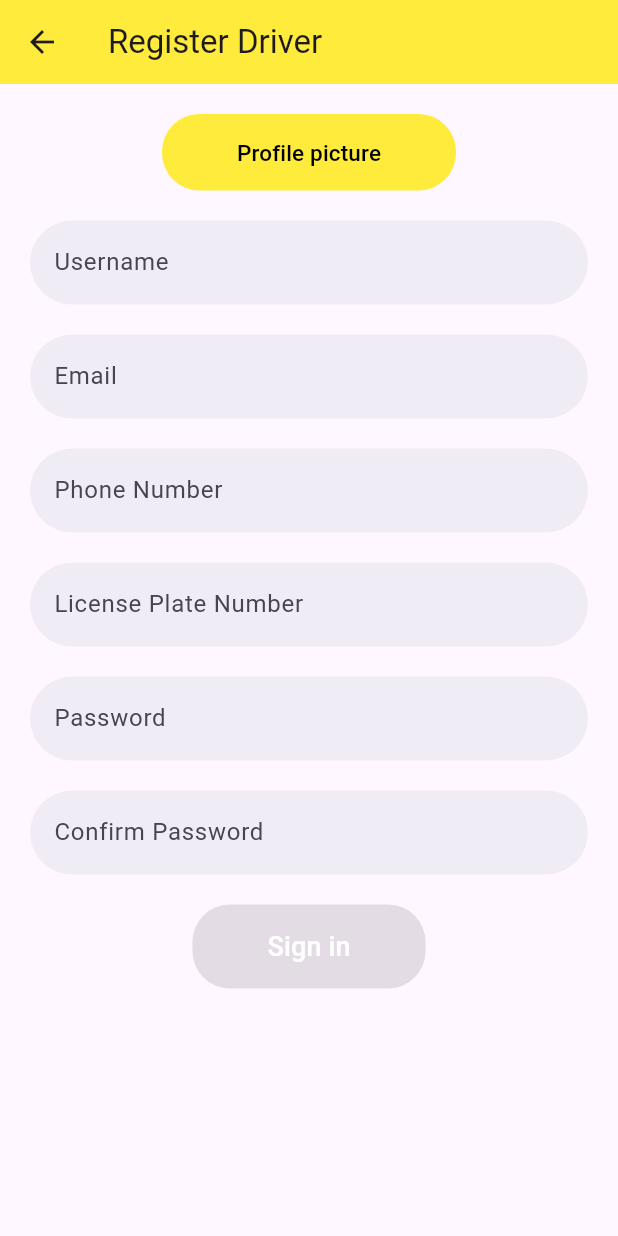
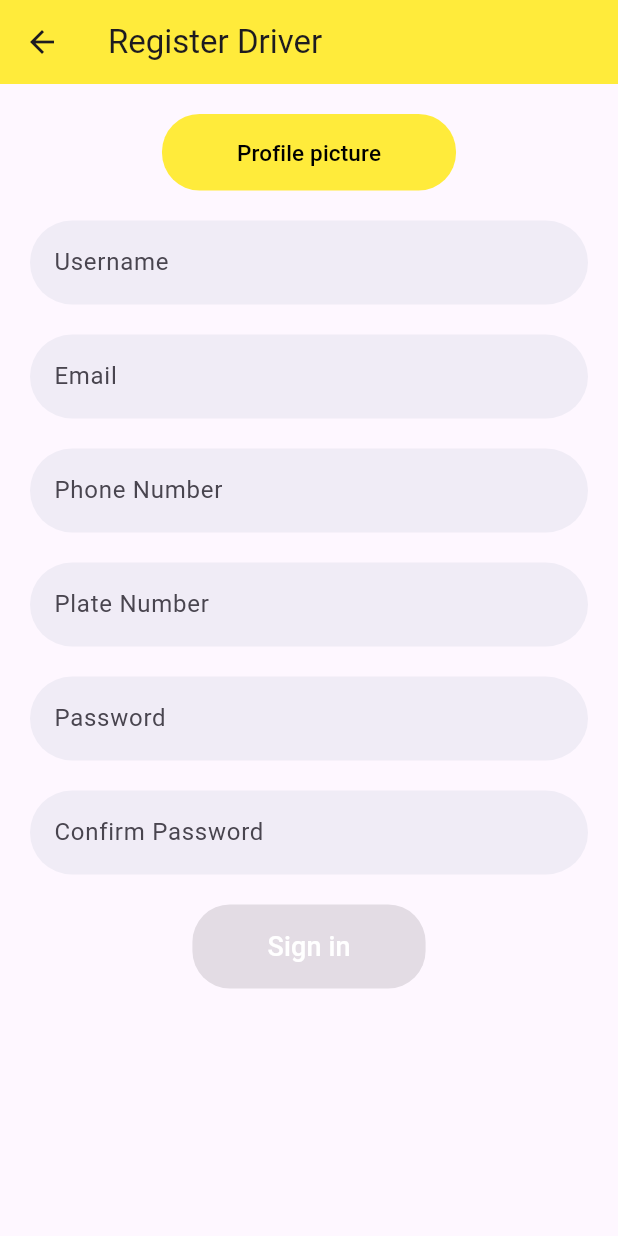
Before and after one commit to jengGod/DuckDDProject, a Flutter app: the Registerdriver screen opened directly, on a phone screen of 412 x 824 dp. Run offline on Flutter 3.47's test engine with Material 3 defaults, Android fonts, the phone set to English and light mode, and no system bars; our stand-ins replace cloud_firestore, firebase_core, firebase_storage, flutter_map, geolocator, image_picker and 2 more; accounts and stored records are empty.

Commit message:
change pop

```diff
--- a/lib/pages/RegisterDriver.dart
+++ b/lib/pages/RegisterDriver.dart
@@ -155,7 +155,7 @@ class _RegisterdriverState extends State<Registerdriver> {
                       RegExp(r'\s')), // ห้ามพิมพ์ spacebar
                 ],
                 decoration: const InputDecoration(
-                  labelText: 'License Plate Number',
+                  labelText: 'Plate Number',
                   filled: true,
                   fillColor: Color(0xFFF0ECF6),
                   border: OutlineInputBorder(
```
Also changed, not shown: lib/pages/sendpackage.dart (+7 -3 lines).
